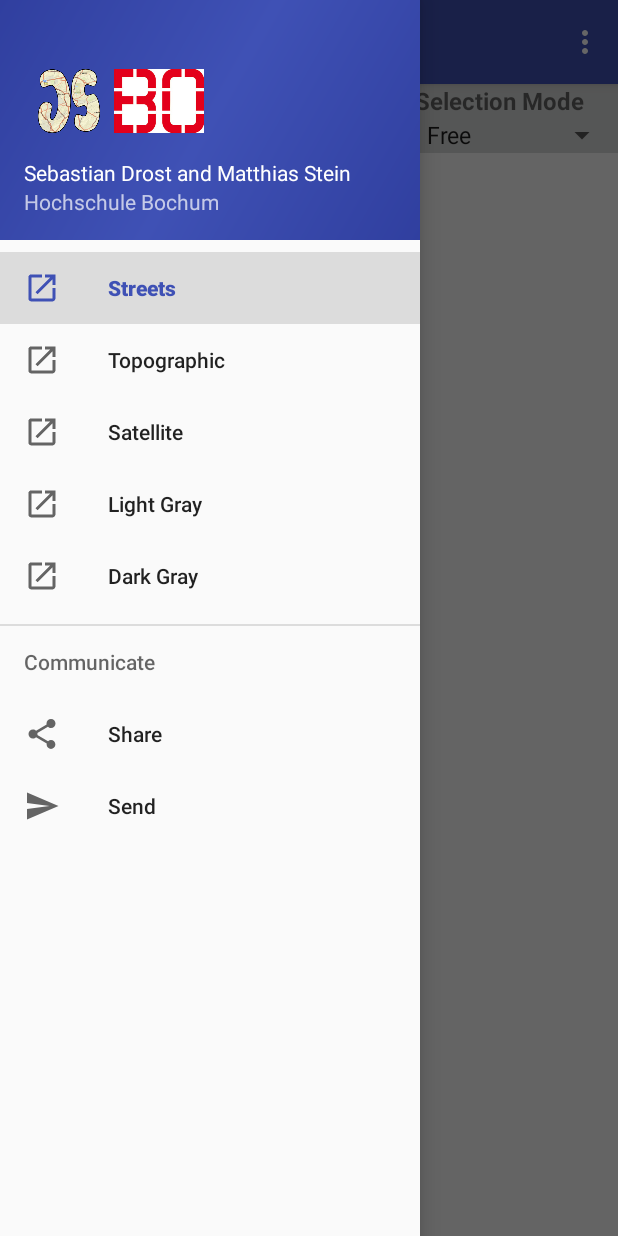
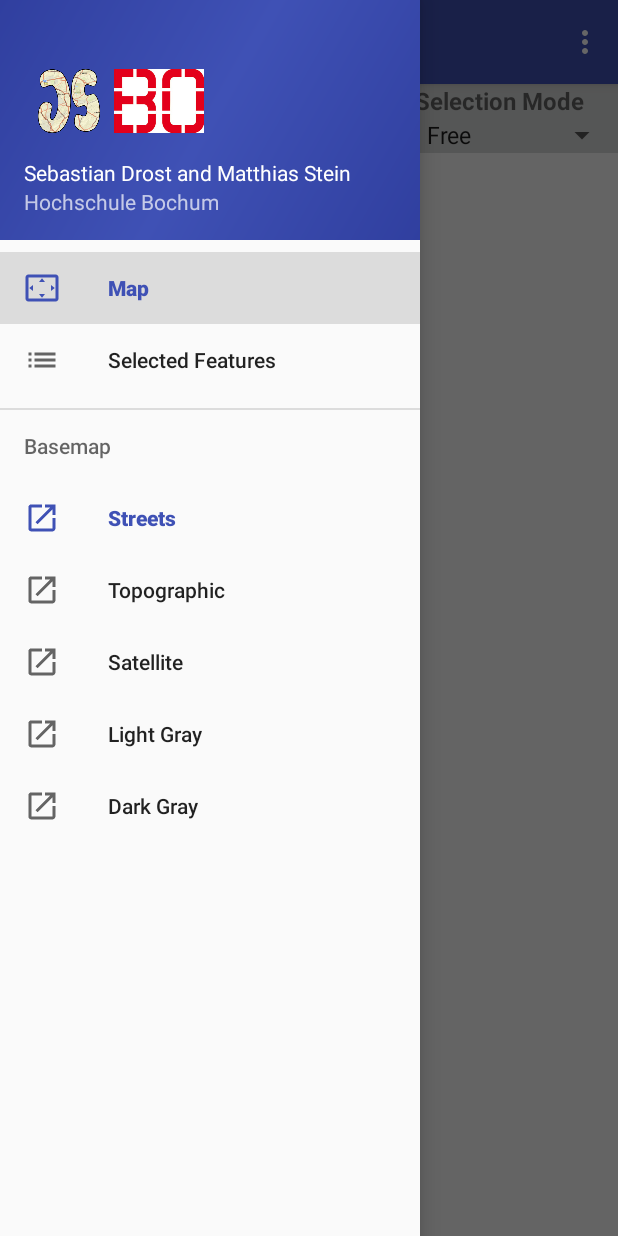
Before and after one commit to matthiasstein/JSWebViewApp, an Android app: the screen it shows after launch (MainActivity), with the side drawer open, on a phone screen of 412 x 824 dp. Run offline under Robolectric (Android 15) with nearby library versions, the phone set to English and light mode, and no system bars.

Commit message:
Add FeatureListFragment

```diff
--- /dev/null
+++ b/app/src/main/java/stein/fbg/hsbo/de/jswebviewapp/FeatureListAdapter.java
@@ -0,0 +1,60 @@
+package stein.fbg.hsbo.de.jswebviewapp;
+
+/**
+ * Created by Mattes on 25.12.2015.
+ */
+
+import android.app.Activity;
+import android.content.Context;
+import android.content.res.TypedArray;
+import android.view.LayoutInflater;
+import android.view.View;
+import android.view.ViewGroup;
+import android.widget.BaseAdapter;
+import android.widget.ImageView;
+import android.widget.TextView;
+
+import java.util.List;
+
+public class FeatureListAdapter extends BaseAdapter {
+    Context context;
+    List<Feature> featureList;
+
+    FeatureListAdapter(Context context, List<Feature> featureList) {
+        this.context = context;
+        this.featureList = featureList;
+    }
+
+    @Override
+    public int getCount() {
+        return featureList.size();
+    }
+
+    @Override
+    public Object getItem(int position) {
+        return featureList.get(position);
+    }
+
+    @Override
+    public long getItemId(int position) {
+        return featureList.indexOf(getItem(position));
+    }
+
+    @Override
+    public View getView(int position, View convertView, ViewGroup parent) {
+
+        if (convertView == null) {
+            LayoutInflater mInflater = (LayoutInflater) context
+                    .getSystemService(Activity.LAYOUT_INFLATER_SERVICE);
+            convertView = mInflater.inflate(R.layout.feature_list_item, null);
+        }
+
+        TextView txtTitle = (TextView) convertView.findViewById(R.id.title);
+
+        Feature feature = featureList.get(position);
+        // set the title
+        txtTitle.setText(feature.getTitle());
+
+        return convertView;
+    }
+}
--- /dev/null
+++ b/app/src/main/java/stein/fbg/hsbo/de/jswebviewapp/FeatureListFragment.java
@@ -0,0 +1,21 @@
+package stein.fbg.hsbo.de.jswebviewapp;
+
+import android.os.Bundle;
+import android.support.v4.app.ListFragment;
+
+public class FeatureListFragment extends ListFragment {
+
+    private FeatureListAdapter mAdapter;
+
+    @Override
+    public void onActivityCreated(Bundle savedInstanceState) {
+        super.onActivityCreated(savedInstanceState);
+        mAdapter = new FeatureListAdapter(getActivity(), MainActivity.featureList);
+        setEmptyText(getString(R.string.no_data));
+        setListAdapter(mAdapter);
+    }
+
+    public void refresh() {
+        mAdapter.notifyDataSetChanged();
+    }
+}
--- a/app/src/main/res/menu/activity_main_drawer.xml
+++ b/app/src/main/res/menu/activity_main_drawer.xml
@@ -1,12 +1,25 @@
 <?xml version="1.0" encoding="utf-8"?>
 <menu xmlns:android="http://schemas.android.com/apk/res/android">
-    <!--<item android:title="Basemap">
-        <menu>-->
-    <group android:checkableBehavior="single">
+    <group
+        android:id="@+id/fragments"
+        android:checkableBehavior="single">
+        <item
+            android:id="@+id/nav_map"
+            android:checked="true"
+            android:icon="@drawable/ic_settings_overscan_black_48dp"
+            android:title="@string/map" />
+        <item
+            android:id="@+id/nav_features"
+            android:icon="@drawable/ic_list_black_48dp"
+            android:title="@string/features" />
+    </group>
+    <item android:title="Basemap">
+        <menu>
             <item
                 android:id="@+id/nav_streets"
                 android:icon="@drawable/ic_launch_black_48dp"
-            android:title="@string/streets" />
+                android:title="@string/streets"
+                android:checked="true"/>
             <item
                 android:id="@+id/nav_topo"
                 android:icon="@drawable/ic_launch_black_48dp"
@@ -23,20 +36,6 @@
                 android:id="@+id/nav_dark_gray"
                 android:icon="@drawable/ic_launch_black_48dp"
                 android:title="@string/dark_gray" />
-    </group>
-    <!--</menu>
-</item>-->
-    <item android:title="Communicate">
-        <menu>
-            <item
-                android:id="@+id/nav_share"
-                android:icon="@drawable/ic_menu_share"
-                android:title="Share" />
-            <item
-                android:id="@+id/nav_send"
-                android:icon="@drawable/ic_menu_send"
-                android:title="Send" />
         </menu>
     </item>
-
 </menu>
--- a/app/src/main/res/values/strings.xml
+++ b/app/src/main/res/values/strings.xml
@@ -3,6 +3,8 @@
 
     <string name="navigation_drawer_open">Open navigation drawer</string>
     <string name="navigation_drawer_close">Close navigation drawer</string>
+    <string name="map">Map</string>
+    <string name="features">Selected Features</string>
     <string name="streets">Streets</string>
     <string name="topo">Topographic</string>
     <string name="satellite">Satellite</string>
@@ -15,6 +17,8 @@
     <string name="feature_selection">Select Features</string>
     <string name="selection_mode">Selection Mode</string>
     <string name="selection_mode_changed">Selection mode changed:</string>
+    <string name="selected">features selected!</string>
+    <string name="no_data">No data...</string>
 
     <string-array name="array_selection_mode">
         <item>Free</item>
```
Also changed, not shown: app/src/main/java/stein/fbg/hsbo/de/jswebviewapp/Feature.java (added, +50 -0 lines), app/src/main/java/stein/fbg/hsbo/de/jswebviewapp/MainActivity.java (+57 -21 lines), app/src/main/java/stein/fbg/hsbo/de/jswebviewapp/WebAppInterface.java (+10 -2 lines), app/src/main/res/layout/feature_list_item.xml (added, +16 -0 lines), app/src/main/res/drawable-hdpi/ic_list_black_48dp.png (added), app/src/main/res/drawable-hdpi/ic_settings_overscan_black_48dp.png (added), app/src/main/res/drawable-mdpi/ic_list_black_48dp.png (added), app/src/main/res/drawable-mdpi/ic_settings_overscan_black_48dp.png (added), app/src/main/res/drawable-xhdpi/ic_list_black_48dp.png (added), app/src/main/res/drawable-xhdpi/ic_settings_overscan_black_48dp.png (added), app/src/main/res/drawable-xxhdpi/ic_list_black_48dp.png (added), app/src/main/res/drawable-xxhdpi/ic_settings_overscan_black_48dp.png (added), app/src/main/res/drawable-xxxhdpi/ic_list_black_48dp.png (added), app/src/main/res/drawable-xxxhdpi/ic_settings_overscan_black_48dp.png (added), 1 other file. Lines whose indentation alone changed are shown as unchanged.
